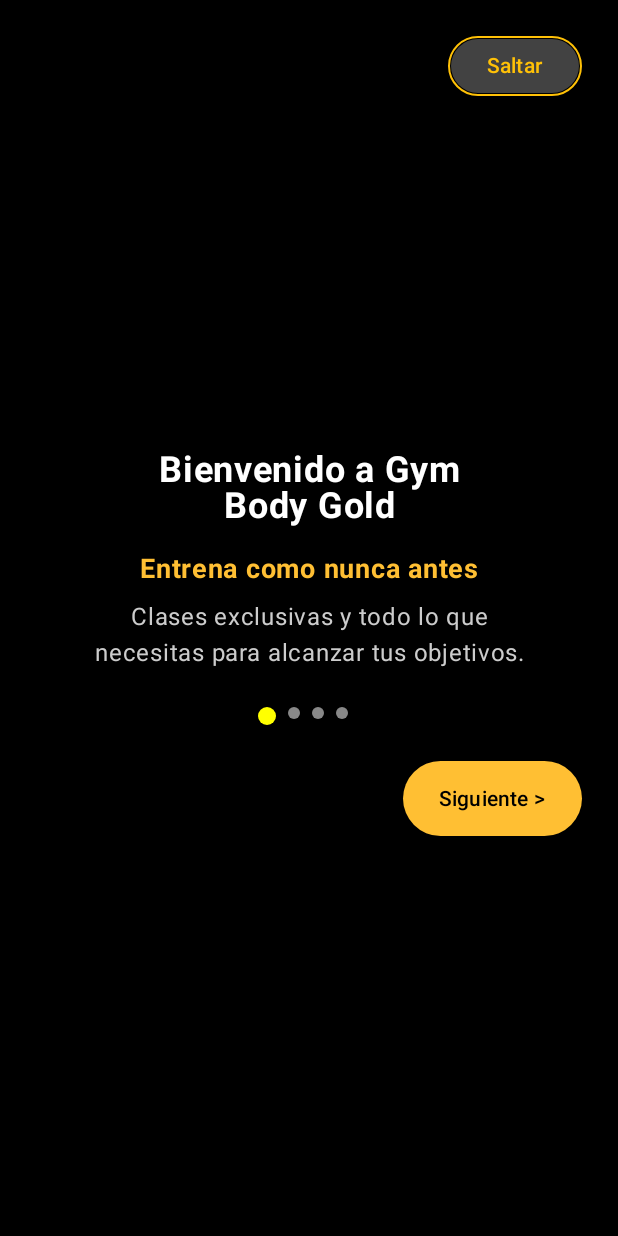
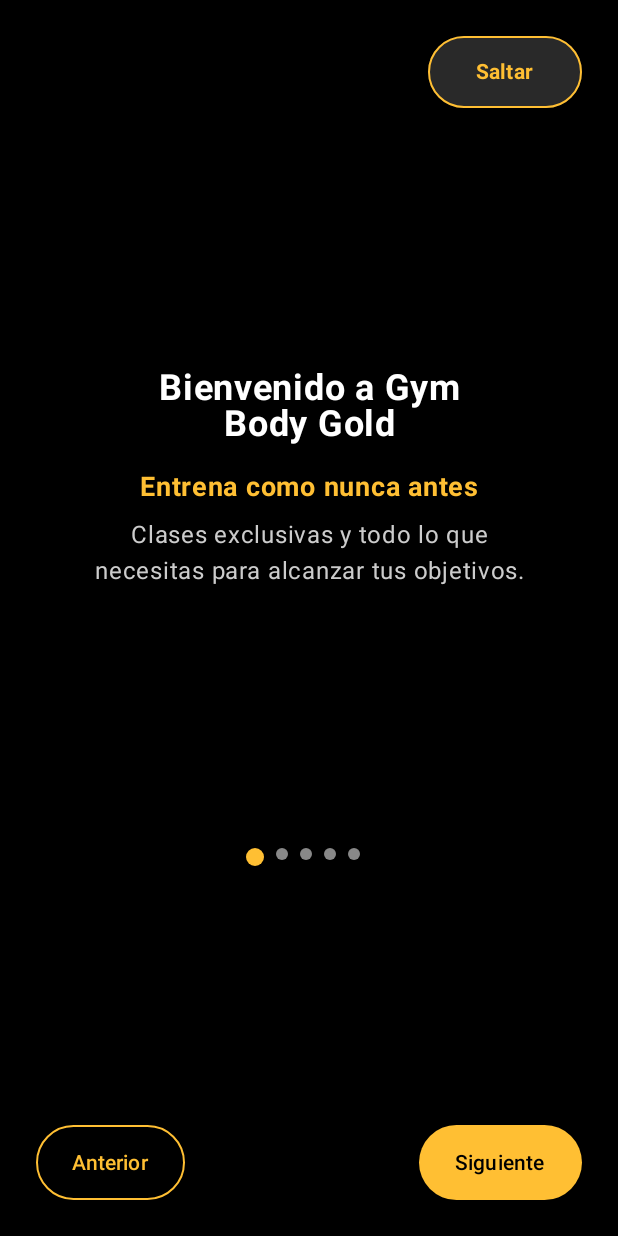
Before and after one commit to CodeNoo6/Android-Gym-Body-Gold, an Android app built with Jetpack Compose: the screen it shows after launch (MainActivity), on a phone screen of 412 x 824 dp. Run offline under Robolectric (Android 15) with nearby library versions, the phone set to English and light mode, and no system bars.

```diff
--- a/app/src/main/java/com/gimomagic/gymbodygold/ui/screens/OnBoardingScreen.kt
+++ b/app/src/main/java/com/gimomagic/gymbodygold/ui/screens/OnBoardingScreen.kt
@@ -1,126 +1,253 @@
 package com.gimomagic.gymbodygold.ui.screens
 
-import androidx.compose.foundation.Image
+import androidx.compose.foundation.BorderStroke
 import androidx.compose.foundation.background
 import androidx.compose.foundation.border
-import androidx.compose.foundation.clickable
 import androidx.compose.foundation.layout.*
 import androidx.compose.foundation.shape.CircleShape
 import androidx.compose.foundation.shape.RoundedCornerShape
 import androidx.compose.material3.*
-import androidx.compose.runtime.Composable
+import androidx.compose.runtime.*
 import androidx.compose.ui.Alignment
 import androidx.compose.ui.Modifier
-import androidx.compose.ui.draw.clip
 import androidx.compose.ui.graphics.Color
-import androidx.compose.ui.res.painterResource
 import androidx.compose.ui.text.font.FontWeight
 import androidx.compose.ui.text.style.TextAlign
 import androidx.compose.ui.unit.dp
 import androidx.compose.ui.unit.sp
+
 @Composable
 fun OnBoardingScreen(
     onSkip: () -> Unit,
     onNext: () -> Unit
 ) {
+    var currentPage by remember { mutableStateOf(0) }
+    var showClases by remember { mutableStateOf(false) }
+
+    val pages = listOf(
+        OnboardingPage(
+            title = "Bienvenido a Gym\nBody Gold",
+            subtitle = "Entrena como nunca antes",
+            description = "Clases exclusivas y todo lo que\nnecesitas para alcanzar tus objetivos."
+        ),
+        OnboardingPage(
+            title = "Consejos Inteligentes",
+            subtitle = "Tu entrenador virtual",
+            description = "Recibe recomendaciones personalizadas con IA\npara mejorar tu entrenamiento y nutrición."
+        ),
+        OnboardingPage(
+            title = "Clases Grupales y Más",
+            subtitle = "Actívate con buena energía",
+            description = "Zumba, funcional, spinning, y\nmuchas más."
+        ),
+        OnboardingPage(
+            title = "Entrenamiento\nPersonalizado",
+            subtitle = "Rutinas diseñadas para ti",
+            description = "Mejora con el acompañamiento\nde tu coach."
+        )
+        ,
+        OnboardingPage(
+            title = "Planes a tu medida",
+            subtitle = "Tú decides cómo y cuándo",
+            description = "Elige entre planes mensuales,\nsemanales o por clase."
+        )
+    )
+
+    if (showClases) {
+        ClasesGrupalesScreen(
+            onBack = {
+                showClases = false
+                currentPage = pages.lastIndex
+            }
+        )
+    } else {
         Box(
             modifier = Modifier
                 .fillMaxSize()
                 .background(Color.Black)
                 .padding(24.dp)
         ) {
+            val page = pages[currentPage]
+
             Column(
+                modifier = Modifier.fillMaxSize(),
+                horizontalAlignment = Alignment.CenterHorizontally,
+                verticalArrangement = Arrangement.SpaceBetween
+            ) {
+                // Botón Saltar en la esquina superior derecha
+                Row(
                     modifier = Modifier
-                .align(Alignment.Center)
                         .fillMaxWidth(),
-            horizontalAlignment = Alignment.CenterHorizontally
+                    horizontalArrangement = Arrangement.End
                 ) {
-            Spacer(modifier = Modifier.height(32.dp))
+                    TextButton(
+                        onClick = onSkip,
+                        modifier = Modifier
+                            .border(
+                                width = 1.dp,
+                                color = Color(0xFFFFBF33), // Borde amarillo
+                                shape = RoundedCornerShape(50.dp)
+                            )
+                            .background(Color(0xFF292929), RoundedCornerShape(50.dp)) // Fondo gris
+                            .padding(horizontal = 20.dp)
+                    ) {
+                        Text(
+                            text = "Saltar",
+                            color = Color(0xFFFFBF33), // Texto amarillo
+                            fontWeight = FontWeight.Bold
+                        )
+                    }
+                }
 
+
+                Column(horizontalAlignment = Alignment.CenterHorizontally) {
                     Text(
-                text = "Bienvenido a Gym\nBody Gold",
+                        text = page.title,
                         color = Color.White,
                         fontWeight = FontWeight.Bold,
                         fontSize = 24.sp,
                         textAlign = TextAlign.Center
                     )
                     Spacer(modifier = Modifier.height(16.dp))
-
                     Text(
-                text = "Entrena como nunca antes",
-                color = Color(0xFFFFBF33), // amarillo
+                        text = page.subtitle,
+                        color = Color(0xFFFFBF33),
                         fontWeight = FontWeight.Bold,
                         fontSize = 18.sp
                     )
-
                     Spacer(modifier = Modifier.height(8.dp))
-
                     Text(
-                text = "Clases exclusivas y todo lo que\nnecesitas para alcanzar tus objetivos.",
+                        text = page.description,
                         color = Color.LightGray,
                         textAlign = TextAlign.Center
                     )
+                }
 
-            Spacer(modifier = Modifier.height(24.dp))
-
-            // Aquí va el indicador de página
+                // Indicadores
                 Row(
                     horizontalArrangement = Arrangement.Center,
                     modifier = Modifier.fillMaxWidth()
                 ) {
-                repeat(4) { index ->
+                    repeat(pages.size) { index ->
                         Box(
                             modifier = Modifier
-                            .size(if (index == 0) 12.dp else 8.dp)
-                            .clip(CircleShape)
-                            .background(if (index == 0) Color.Yellow else Color.Gray)
-                            .padding(4.dp)
+                                .size(if (index == currentPage) 12.dp else 8.dp)
+                                .background(
+                                    if (index == currentPage) Color(0xFFFFBF33) else Color.Gray,
+                                    CircleShape
+                                )
                         )
                         Spacer(modifier = Modifier.width(8.dp))
                     }
                 }
 
-            Spacer(modifier = Modifier.height(24.dp))
-
+                // Botones Anterior / Siguiente
                 Row(
                     modifier = Modifier.fillMaxWidth(),
-                horizontalArrangement = Arrangement.End
+                    horizontalArrangement = Arrangement.SpaceBetween
                 ) {
+                    OutlinedButton(
+                        onClick = {
+                            if (currentPage > 0) currentPage--
+                        },
+                        border = BorderStroke(1.dp, Color(0xFFFFBF33)),
+                        shape = RoundedCornerShape(50),
+                        colors = ButtonDefaults.outlinedButtonColors(
+                            containerColor = Color.Transparent,
+                            contentColor = Color(0xFFFFBF33)
+                        ),
+                        modifier = Modifier.height(50.dp)
+                    ) {
+                        Text("Anterior")
+                    }
+
                     Button(
-                    onClick = onNext,
+                        onClick = {
+                            if (currentPage < pages.size - 1) {
+                                currentPage++
+                                onNext()
+                            } else {
+                                showClases = true
+                            }
+                        },
                         colors = ButtonDefaults.buttonColors(
                             containerColor = Color(0xFFFFBF33)
                         ),
-                    shape = RoundedCornerShape(60),
-                    modifier = Modifier
-                        .height(50.dp)
+                        shape = RoundedCornerShape(50),
+                        modifier = Modifier.height(50.dp)
                     ) {
-                    Text("Siguiente >", color = Color.Black)
+                        Text(
+                            if (currentPage == pages.size - 1) "Comenzar ->" else "Siguiente",
+                            color = Color.Black
+                        )
+                    }
+                }
+            }
         }
     }
 }
 
+@Composable
+fun ClasesGrupalesScreen(onBack: () -> Unit) {
     Box(
         modifier = Modifier
-                .align(Alignment.TopEnd)
-                .border(
-                    width = 1.dp,
-                    color = Color(0xFFFFC107),
-                    shape = RoundedCornerShape(50)
+            .fillMaxSize()
+            .background(Color.Black)
+            .padding(16.dp)
+    ) {
+        Column(
+            modifier = Modifier.fillMaxSize(),
+            horizontalAlignment = Alignment.CenterHorizontally,
+            verticalArrangement = Arrangement.SpaceBetween
+        ) {
+            Spacer(modifier = Modifier.height(32.dp))
+            Column(horizontalAlignment = Alignment.CenterHorizontally) {
+                Text(
+                    text = "Clases Grupales y Más",
+                    color = Color.White,
+                    fontWeight = FontWeight.Bold,
+                    fontSize = 24.sp,
+                    textAlign = TextAlign.Center
                 )
-                .padding(2.dp)
+                Spacer(modifier = Modifier.height(16.dp))
+                Text(
+                    text = "Actívate con buena energía",
+                    color = Color(0xFFFFBF33),
+                    fontWeight = FontWeight.Bold,
+                    fontSize = 18.sp
+                )
+                Spacer(modifier = Modifier.height(8.dp))
+                Text(
+                    text = "Zumba, funcional, spinning, y muchas más.",
+                    color = Color.LightGray,
+                    textAlign = TextAlign.Center
+                )
+            }
+
+            // Botón Atrás en footer
+            Row(
+                modifier = Modifier.fillMaxWidth(),
+                horizontalArrangement = Arrangement.Start
             ) {
-            Button(
-                onClick = onSkip,
-                colors = ButtonDefaults.buttonColors(
-                    containerColor = Color(0xFF424242)
+                OutlinedButton(
+                    onClick = onBack,
+                    border = BorderStroke(1.dp, Color(0xFFFFBF33)),
+                    shape = RoundedCornerShape(50),
+                    colors = ButtonDefaults.outlinedButtonColors(
+                        containerColor = Color.Transparent,
+                        contentColor = Color(0xFFFFBF33)
                     ),
-                shape = RoundedCornerShape(50),
-                modifier = Modifier.height(36.dp)
+                    modifier = Modifier.height(50.dp)
                 ) {
-                Text("Saltar", color = Color(0xFFFFC107), fontSize = 14.sp)
+                    Text("Anterior")
+                }
+            }
+        }
     }
 }
 
-    }
-}
+data class OnboardingPage(
+    val title: String,
+    val subtitle: String,
+    val description: String
+)
```
Lines whose indentation alone changed are shown as unchanged.
